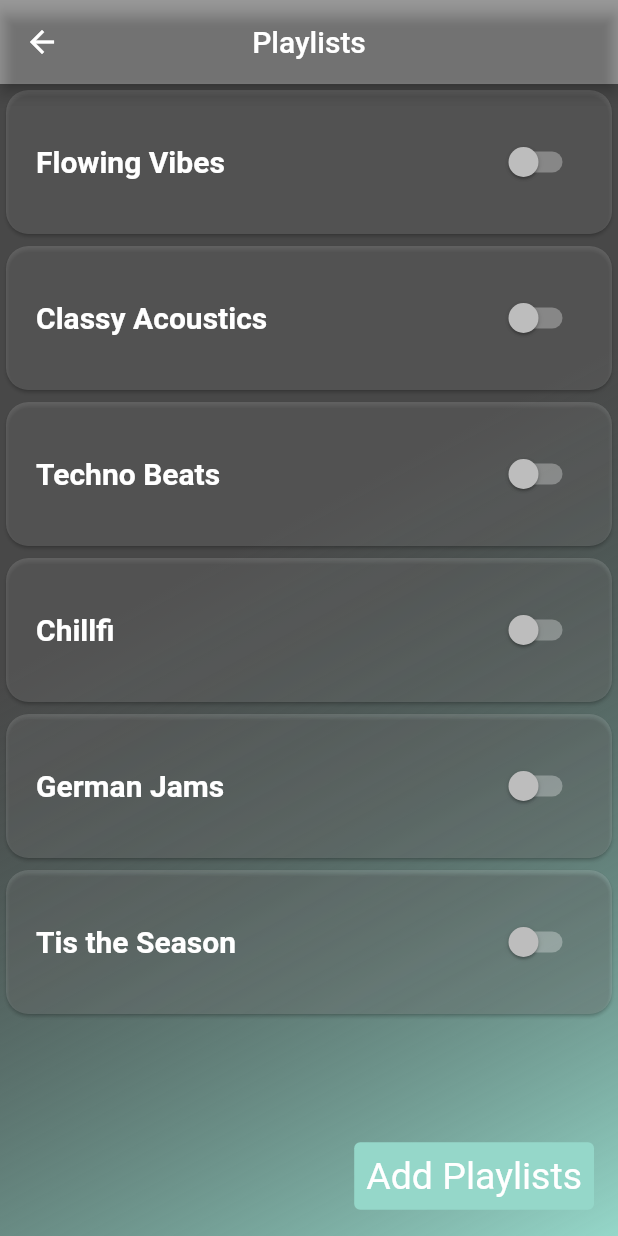
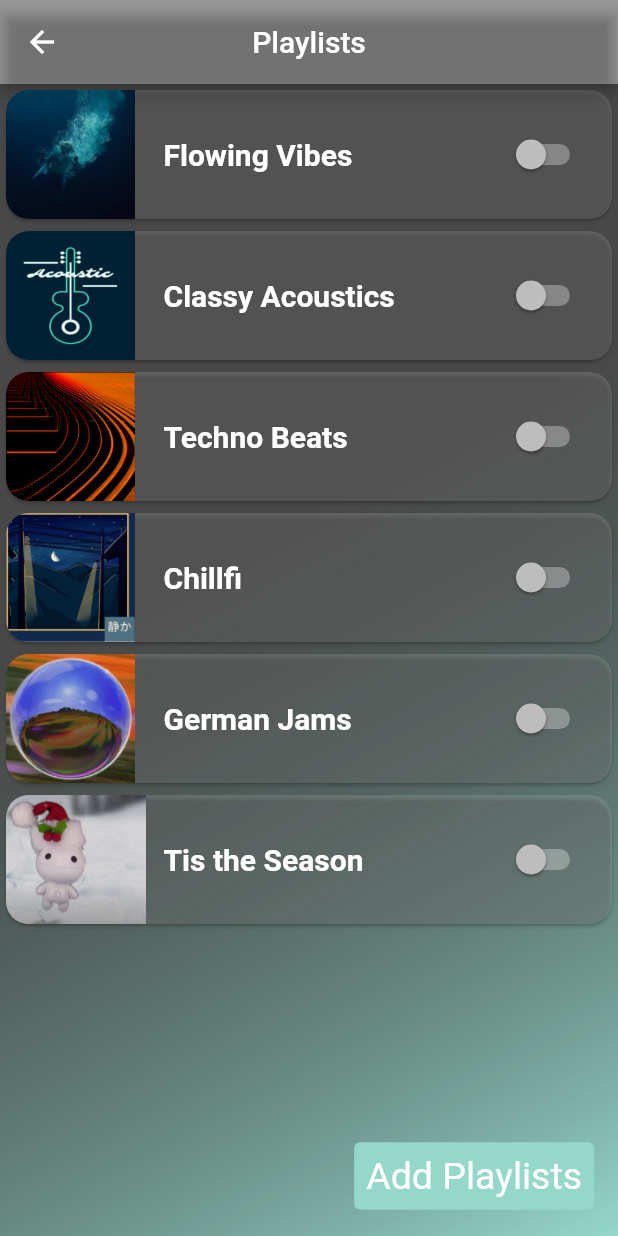
Before and after one commit to MartinDampier/Sound_Trek, a Flutter app: the AddPlaylists screen opened directly, on a phone screen of 412 x 824 dp. Run offline on Flutter 3.47's test engine with Material 2 defaults, Android fonts, the phone set to English and light mode, and no system bars; our stand-ins replace flutter_slidable, flutter_speed_dial, flutter_svg, google_maps_flutter, just_audio, location; missing offline and left inert: geopointer.

Commit message:
adding playlist images to add screen

```diff
--- a/lib/screens/add_playlists.dart
+++ b/lib/screens/add_playlists.dart
@@ -75,11 +75,17 @@ class AddPlaylistsState extends State<AddPlaylists> {
         borderRadius: BorderRadius.circular(15.0),
       ),
       color: Colors.white.withOpacity(0.15),
+      child: Container(
+        foregroundDecoration: BoxDecoration(
+          image: DecorationImage(
+            image: AssetImage('assets/album_covers/${playlist.coverName}'),
+            fit: BoxFit.fitHeight,
+            alignment: Alignment.centerLeft,
+          ),
+          borderRadius: BorderRadius.circular(15.0),
+        ),
         child: SwitchListTile(
-        contentPadding: EdgeInsets.symmetric(
-          horizontal: 20,
-          vertical: 20,
-        ),
+          contentPadding: EdgeInsets.fromLTRB(105, 15, 15, 15),
           title: Text(
             '${playlist.title}',
             style: TextStyle(
@@ -103,6 +109,7 @@ class AddPlaylistsState extends State<AddPlaylists> {
           },
           dense: false,
         ),
+      ),
     );
   }
 }
```
Lines whose indentation alone changed are shown as unchanged.
